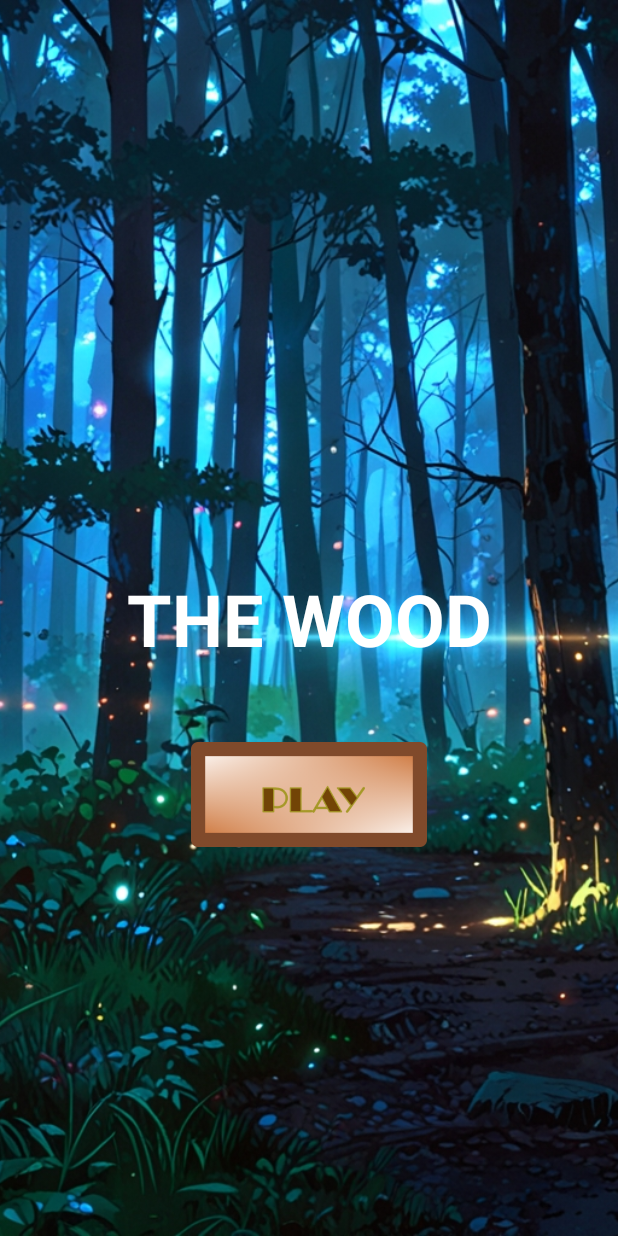
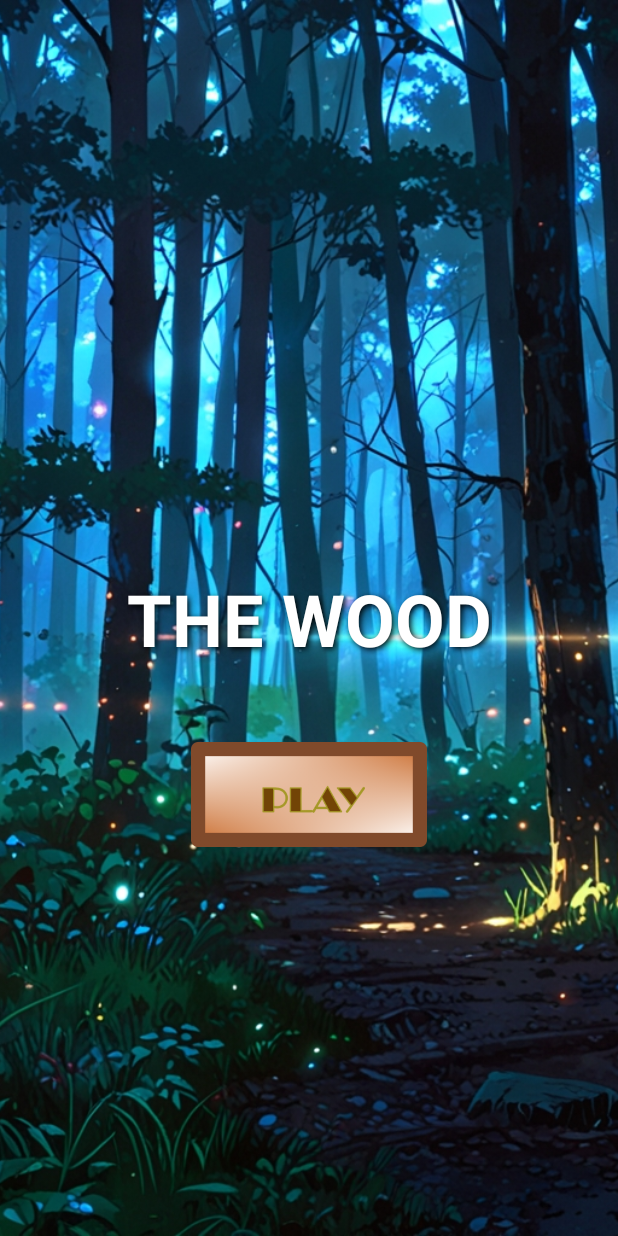
Before and after one commit to JavierCastDev/TheWood, an Android app: the screen it shows after launch (MainActivity), on a phone screen of 412 x 824 dp. Run offline under Robolectric (Android 15) with nearby library versions, the phone set to English and light mode, and no system bars.

Commit message:
Se mejora la apariencia del texto en pantalla.

```diff
--- a/app/src/main/res/layout/activity_main.xml
+++ b/app/src/main/res/layout/activity_main.xml
@@ -153,6 +153,10 @@
         android:textColor="@color/white"
         android:textSize="48sp"
         android:textStyle="bold"
+        android:shadowColor="@color/black"
+        android:shadowDx="2"
+        android:shadowDy="2"
+        android:shadowRadius="5"
         app:layout_constraintBottom_toBottomOf="parent"
         app:layout_constraintEnd_toEndOf="parent"
         app:layout_constraintStart_toStartOf="parent"
```
